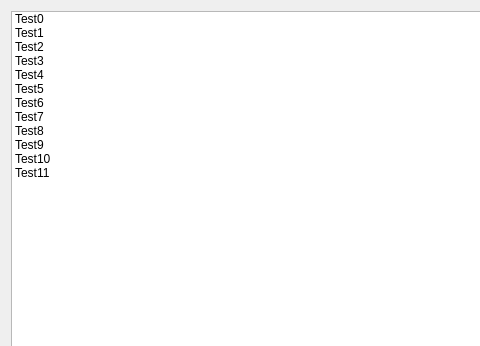
First picture: the form in CatQcustomplot/MainWindow.ui, repository graycatya/CatLearnQt, before the edit; both pictures show x 0 to 480 and y 0 to 346 of the 594 by 489 pixel window.
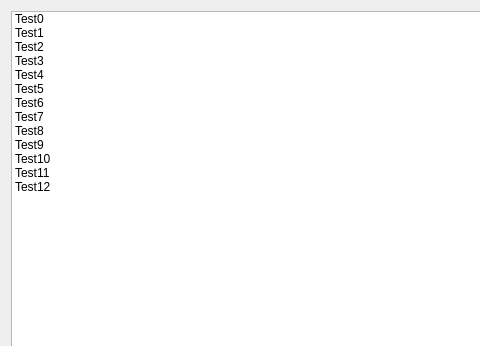
Second picture: the form after the edit. The open tabs and pages were chosen to show the change.

Diff of the .ui file:
```diff
--- a/CatQcustomplot/MainWindow.ui
+++ b/CatQcustomplot/MainWindow.ui
@@ -80,6 +80,11 @@
         <string>Test11</string>
        </property>
       </item>
+      <item>
+       <property name="text">
+        <string>Test12</string>
+       </property>
+      </item>
      </widget>
      <widget class="QStackedWidget" name="ToolsStackedWidget">
       <widget class="QWidget" name="page_0"/>
```
Left out of the diff: 1 changed line with no effect on the pictures.
